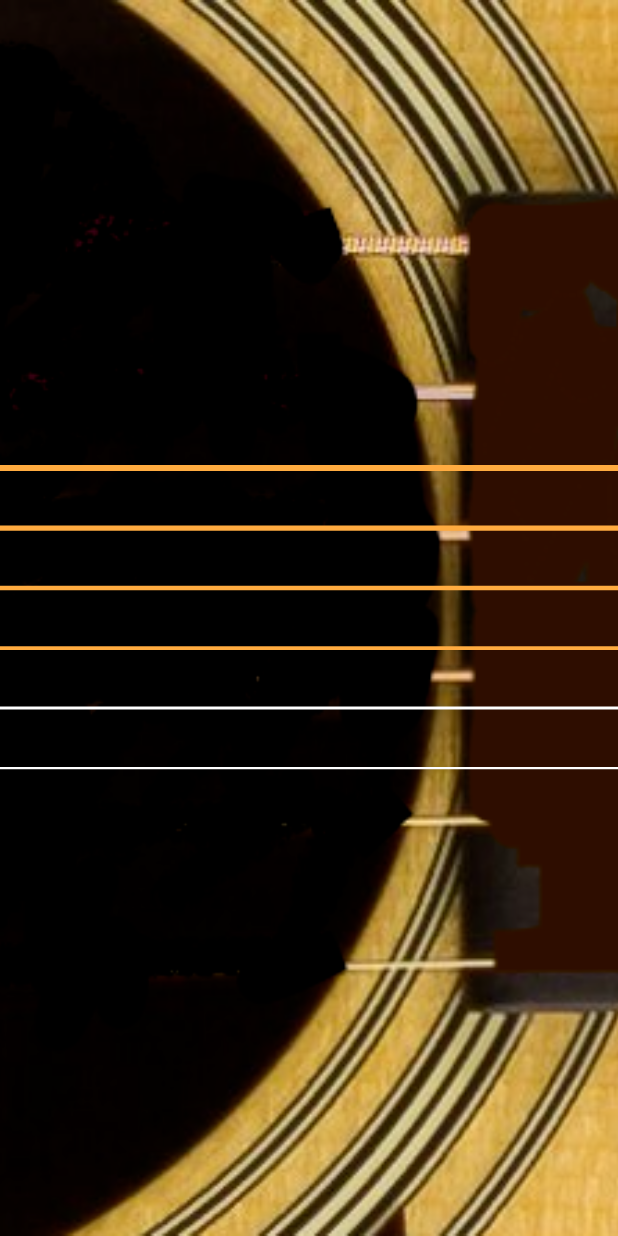
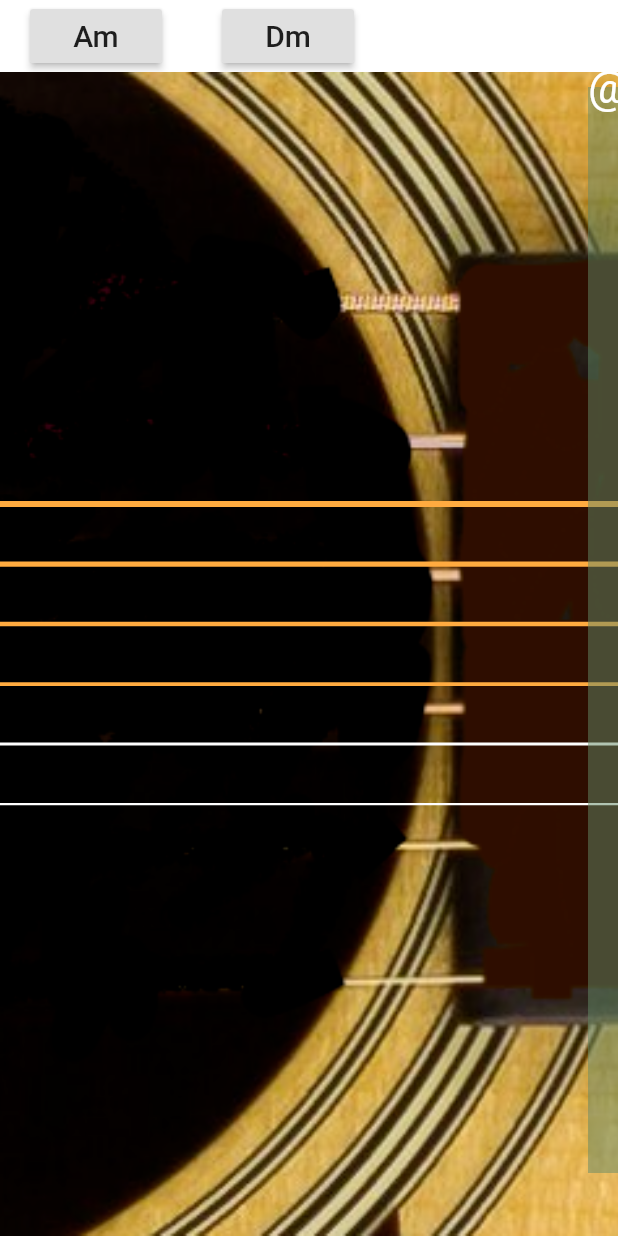
Before and after one commit to telal/DreamBandCreator, a Flutter app: the screen it shows after launch, on a phone screen of 412 x 824 dp. Run offline on Flutter 3.47's test engine with Material 2 defaults, Android fonts, the phone set to English and light mode, and no system bars; missing offline and left inert: flutter_midi.

```diff
--- /dev/null
+++ b/dream_band_creator/lib/accords.dart
@@ -0,0 +1,43 @@
+const accord_Am = "Am";
+const accord_Dm = "Dm";
+
+const _open = [
+  const AccordItem(1, 0, 64),
+  const AccordItem(2, 0, 59),
+  const AccordItem(3, 0, 55),
+  const AccordItem(4, 0, 50),
+  const AccordItem(5, 0, 45),
+  const AccordItem(6, 0, 40)
+];
+
+const am = [
+  const AccordItem(1, 0, 64),
+  const AccordItem(2, 2, 51),
+  const AccordItem(3, 3, 58),
+  const AccordItem(4, 3, 53),
+  const AccordItem(5, 0, 45),
+  const AccordItem(6, 0, 40)
+];
+
+const _dm = [
+  const AccordItem(1, 1, 65),
+  const AccordItem(2, 2, 62),
+  const AccordItem(3, 3, 57),
+  const AccordItem(4, 0, 50),
+  const AccordItem(5, 0, 45),
+  const AccordItem(6, 0, 40)
+];
+
+const accords = {
+  accord_Am: am,
+  accord_Dm: _dm
+};
+
+class AccordItem {
+
+  final int string;
+  final int fret;
+  final int code;
+
+  const AccordItem(this.string, this.fret, this.code);
+}
--- a/dream_band_creator/lib/main.dart
+++ b/dream_band_creator/lib/main.dart
@@ -4,6 +4,9 @@ import 'package:flutter_midi/flutter_midi.dart';
 import 'package:flutter/services.dart';
 
 import 'midi/MidiUtils.dart';
+import 'accords.dart';
+
+const sound_font = "Guitar.SF2";
 
 void main() => runApp(MyApp());
 
@@ -11,14 +14,8 @@ class MyApp extends StatelessWidget {
   @override
   Widget build(BuildContext context) {
     return MaterialApp(
-      title: 'Flutter Tutorials',
+      title: 'Dream Band Creator',
       home: Container(
-        decoration: BoxDecoration(
-          image: DecorationImage(
-            image: AssetImage("assets/images/guitar_cut.png"),
-            fit: BoxFit.cover,
-          ),
-        ),
         child: HomeScreen(),
       ),
     );
@@ -26,6 +23,9 @@ class MyApp extends StatelessWidget {
 }
 
 class HomeScreen extends StatefulWidget {
+
+  Function(List<AccordItem> accordItems) onAccordButtonClicked;
+
   @override
   _HomeScreenState createState() => _HomeScreenState();
 }
@@ -40,49 +40,99 @@ class _HomeScreenState extends State<HomeScreen> with WidgetsBindingObserver {
 
   @override
   void didChangeAppLifecycleState(AppLifecycleState state) {
-    print("State: $state");
     _loadSoundFont();
   }
 
   void _loadSoundFont() async {
     MidiUtils.unmute();
     rootBundle.load("assets/sounds/Guitar.SF2").then((sf2) {
-      MidiUtils.prepare(sf2, "Guitar.SF2");
+      MidiUtils.prepare(sf2, sound_font);
     });
   }
 
   @override
   Widget build(BuildContext context) {
-    return Container(
-      child: new GestureDetector(
-          onPanUpdate: (detail){
-            print("its Dragged");
-            print("global dx : "+detail.globalPosition.dx.toString());
-            print("global dy : "+detail.globalPosition.dy.toString());
 
-            RenderBox box = context.findRenderObject();
-            Offset local = box.globalToLocal(detail.globalPosition);
-
-            print("local dx : "+local.dx.toString());
-            print("local dy : "+local.dy.toString());
-          },
-        child: GuitarWidget(),
-      )
+    return Column(
+      children: [
+        AccordsPanelWidget(),
+        Expanded(
+            child: Container(
+                decoration: BoxDecoration(
+                  image: DecorationImage(
+                    image: AssetImage("assets/images/guitar_cut.png"),
+                    fit: BoxFit.cover,
+                  ),
+                ),
+                child: new GestureDetector(
+                  onPanUpdate: (detail) {
+                  },
+                  child: GuitarWidget(widget.onAccordButtonClicked),
+                )),
+            flex: 2)
+      ],
     );
   }
-
 }
 
-class GuitarWidget extends StatelessWidget {
-  static const int amount = 6;
+class AccordsPanelWidget extends StatelessWidget {
+
+  Function(String) onAccordButtonClicked;
 
   @override
   Widget build(BuildContext context) {
-    return _buildGuitarStringList(context, amount);
+    return Row(
+      children: List.generate(accords.entries.length,(index){
+        return Container(
+          child: Padding(
+            padding: EdgeInsets.symmetric(horizontal: 20.0),
+            child: RaisedButton(
+                onPressed: () {
+                  onAccordButtonClicked(accords.entries.elementAt(index).key);
+                },
+                child: Text(accords.entries.elementAt(index).key, style: TextStyle(fontSize: 20))
+            ),
+          ),
+        );
+      }),
+    );
   }
 }
 
-Widget _buildGuitarStringList(BuildContext context, int stringAmount) {
+class GuitarWidget extends StatefulWidget {
+
+  final Function(List<AccordItem> accordItems) onAccordButtonClicked;
+
+  GuitarWidget(this.onAccordButtonClicked);
+
+  @override
+  State<StatefulWidget> createState() => _GuitarWidgetState();
+}
+
+class _GuitarWidgetState extends State<GuitarWidget> {
+
+  @override
+  Widget build(BuildContext context) {
+    final height = MediaQuery.of(context).size.height;
+    final width = MediaQuery.of(context).size.width;
+    return Stack(
+      children: [
+        _buildGuitarStringList(context),
+        Container(
+            decoration: new BoxDecoration(
+                borderRadius:  BorderRadius.circular(10.0)
+            ),
+            child: CustomPaint(
+                painter: _ClampedAccord(width, height, )
+            )
+        ),
+
+      ],
+    );
+  }
+}
+
+Widget _buildGuitarStringList(BuildContext context) {
   final width = MediaQuery.of(context).size.width;
   List<GuitarStringWidget> guitarStringWidgets = [
     GuitarStringWidget(thickness: 4, color: Colors.orangeAccent,  width: width, midi: 40),
@@ -161,6 +211,47 @@ class _GuitarStringState extends State<GuitarStringWidget> with SingleTickerProv
   }
 }
 
+class _ClampedAccord extends CustomPainter {
+
+  double _width;
+  double _height;
+
+  _ClampedAccord(this._width, this._height);
+
+  @override
+  void paint(Canvas canvas, Size size) {
+    var paint1 = Paint()
+      ..color = Color(0xff638965).withOpacity(0.5)
+      ..style = PaintingStyle.fill;
+    canvas.drawRect(
+        Offset(_width - 20, 10) & Size(_width - 20, _height - 100), paint1
+    );
+    _drawTextAt("@", Offset(_width - 20, 10), canvas);
+  }
+
+  void _drawTextAt(String text, Offset position, Canvas canvas) {
+    final textStyle = TextStyle(
+      color: Colors.white,
+      fontSize: 30,
+    );
+    final textSpan = TextSpan(
+      text: text,
+      style: textStyle,
+    );
+    final textPainter = TextPainter(
+        text: textSpan,
+        textDirection: TextDirection.ltr,
+        textAlign: TextAlign.center
+    );
+    textPainter.layout(minWidth: 0, maxWidth: 0);
+    Offset drawPosition = Offset(position.dx, position.dy - (textPainter.height / 2));
+    textPainter.paint(canvas, drawPosition);
+  }
+
+  @override
+  bool shouldRepaint(CustomPainter old) => false;
+}
+
 class StringPainter extends CustomPainter {
   Color _color;
   double _strokeWidth;
--- a/dream_band_creator/lib/midi/MidiUtils.dart
+++ b/dream_band_creator/lib/midi/MidiUtils.dart
@@ -11,5 +11,5 @@ class MidiUtils {
   static void unmute() => FlutterMidi.unmute();
 
   static void prepare(ByteData sf2, String name) =>
-      FlutterMidi.prepare(sf2: sf2, name: "Guitar.SF2");
+      FlutterMidi.prepare(sf2: sf2, name: name);
 }
```
Also changed, not shown: dream_band_creator/assets/images/guitar_cut.png.
